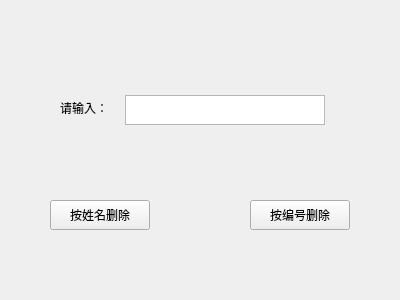
Qt form del.ui (whyu666/Company-personnel-management-system) before a commit.
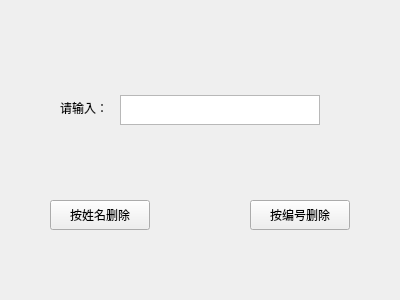
The same form after that commit.

```diff
--- a/del.ui
+++ b/del.ui
@@ -44,7 +44,7 @@
     <rect>
      <x>60</x>
      <y>100</y>
-     <width>60</width>
+     <width>70</width>
      <height>16</height>
     </rect>
    </property>
@@ -55,7 +55,7 @@
   <widget class="QTextEdit" name="textEdit">
    <property name="geometry">
     <rect>
-     <x>125</x>
+     <x>120</x>
      <y>95</y>
      <width>200</width>
      <height>30</height>
```
Left out of the diff: 31 changed lines with no effect on the pictures.
